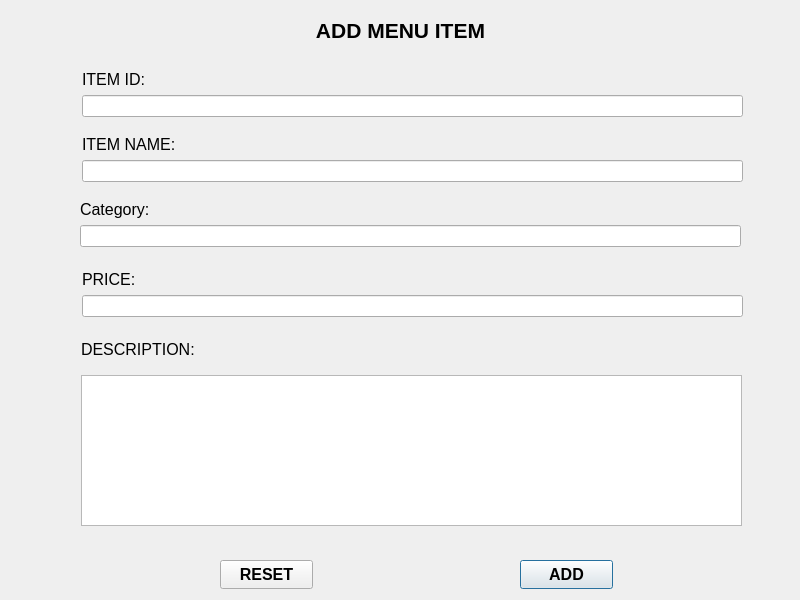
Old version of the form RMS_qt/addmenuitem.ui in the repository dev-pratik02/RMS.
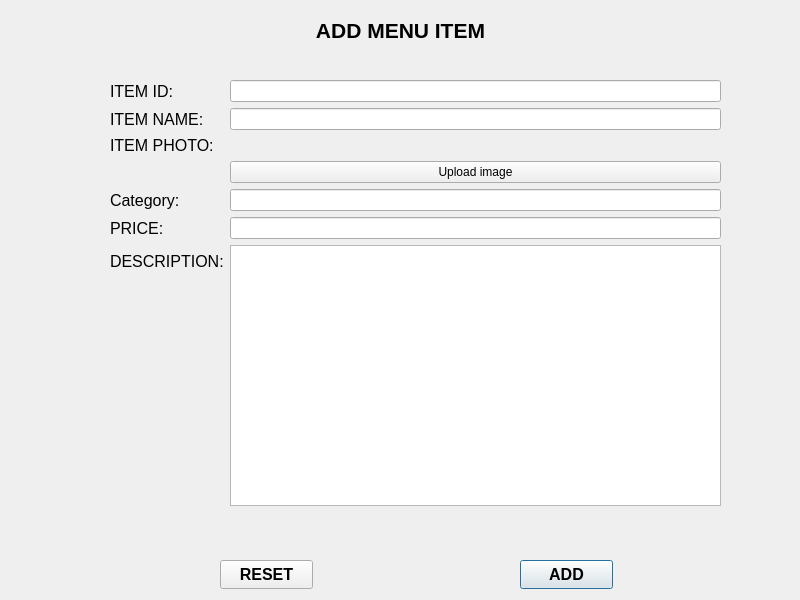
New version of the form.

What changed in the file:
```diff
--- a/RMS_qt/addmenuitem.ui
+++ b/RMS_qt/addmenuitem.ui
@@ -42,101 +42,6 @@
     <set>Qt::AlignmentFlag::AlignCenter</set>
    </property>
   </widget>
-  <widget class="QLabel" name="ITEMNAME">
-   <property name="geometry">
-    <rect>
-     <x>82</x>
-     <y>135</y>
-     <width>94</width>
-     <height>18</height>
-    </rect>
-   </property>
-   <property name="font">
-    <font>
-     <family>Arial</family>
-     <pointsize>12</pointsize>
-     <italic>false</italic>
-     <bold>false</bold>
-    </font>
-   </property>
-   <property name="text">
-    <string>ITEM NAME:</string>
-   </property>
-  </widget>
-  <widget class="QLineEdit" name="item_name">
-   <property name="geometry">
-    <rect>
-     <x>82</x>
-     <y>160</y>
-     <width>661</width>
-     <height>22</height>
-    </rect>
-   </property>
-  </widget>
-  <widget class="QLabel" name="PRICE">
-   <property name="geometry">
-    <rect>
-     <x>82</x>
-     <y>270</y>
-     <width>54</width>
-     <height>18</height>
-    </rect>
-   </property>
-   <property name="font">
-    <font>
-     <family>Arial</family>
-     <pointsize>12</pointsize>
-    </font>
-   </property>
-   <property name="text">
-    <string>PRICE:</string>
-   </property>
-  </widget>
-  <widget class="QLineEdit" name="item_price">
-   <property name="geometry">
-    <rect>
-     <x>82</x>
-     <y>295</y>
-     <width>661</width>
-     <height>22</height>
-    </rect>
-   </property>
-   <property name="text">
-    <string/>
-   </property>
-  </widget>
-  <widget class="QLabel" name="DESCRIPTION">
-   <property name="geometry">
-    <rect>
-     <x>81</x>
-     <y>340</y>
-     <width>114</width>
-     <height>18</height>
-    </rect>
-   </property>
-   <property name="font">
-    <font>
-     <family>Arial</family>
-     <pointsize>12</pointsize>
-    </font>
-   </property>
-   <property name="text">
-    <string>DESCRIPTION:</string>
-   </property>
-  </widget>
-  <widget class="QPlainTextEdit" name="item_description">
-   <property name="geometry">
-    <rect>
-     <x>81</x>
-     <y>375</y>
-     <width>661</width>
-     <height>151</height>
-    </rect>
-   </property>
-   <property name="plainText">
-    <string/>
-   </property>
-  </widget>
   <widget class="QPushButton" name="btn_save">
    <property name="geometry">
     <rect>
@@ -179,66 +84,138 @@
     <string>RESET</string>
    </property>
   </widget>
-  <widget class="QLabel" name="label">
+  <widget class="QWidget" name="">
    <property name="geometry">
     <rect>
-     <x>82</x>
-     <y>70</y>
-     <width>64</width>
-     <height>18</height>
+     <x>110</x>
+     <y>80</y>
+     <width>611</width>
+     <height>426</height>
     </rect>
    </property>
-   <property name="font">
-    <font>
-     <family>Arial</family>
-     <pointsize>12</pointsize>
-    </font>
-   </property>
-   <property name="text">
-    <string>ITEM ID:</string>
-   </property>
-  </widget>
-  <widget class="QLineEdit" name="item_id">
-   <property name="geometry">
-    <rect>
-     <x>82</x>
-     <y>95</y>
-     <width>661</width>
-     <height>22</height>
-    </rect>
-   </property>
-  </widget>
-  <widget class="QLineEdit" name="item_category">
-   <property name="geometry">
-    <rect>
-     <x>80</x>
-     <y>225</y>
-     <width>661</width>
-     <height>22</height>
-    </rect>
-   </property>
-   <property name="text">
-    <string/>
-   </property>
-  </widget>
-  <widget class="QLabel" name="PRICE_2">
-   <property name="geometry">
-    <rect>
-     <x>80</x>
-     <y>200</y>
-     <width>70</width>
-     <height>18</height>
-    </rect>
-   </property>
-   <property name="font">
-    <font>
-     <family>Arial</family>
-     <pointsize>12</pointsize>
-    </font>
-   </property>
-   <property name="text">
-    <string>Category:</string>
-   </property>
+   <layout class="QFormLayout" name="formLayout">
+    <item row="0" column="0">
+     <widget class="QLabel" name="label">
+      <property name="font">
+       <font>
+        <family>Arial</family>
+        <pointsize>12</pointsize>
+       </font>
+      </property>
+      <property name="text">
+       <string>ITEM ID:</string>
+      </property>
+     </widget>
+    </item>
+    <item row="2" column="0">
+     <widget class="QLabel" name="ITEMNAME">
+      <property name="font">
+       <font>
+        <family>Arial</family>
+        <pointsize>12</pointsize>
+        <italic>false</italic>
+        <bold>false</bold>
+       </font>
+      </property>
+      <property name="text">
+       <string>ITEM NAME:</string>
+      </property>
+     </widget>
+    </item>
+    <item row="6" column="0">
+     <widget class="QLabel" name="PRICE_2">
+      <property name="font">
+       <font>
+        <family>Arial</family>
+        <pointsize>12</pointsize>
+       </font>
+      </property>
+      <property name="text">
+       <string>Category:</string>
+      </property>
+     </widget>
+    </item>
+    <item row="8" column="0">
+     <widget class="QLabel" name="PRICE">
+      <property name="font">
+       <font>
+        <family>Arial</family>
+        <pointsize>12</pointsize>
+       </font>
+      </property>
+      <property name="text">
+       <string>PRICE:</string>
+      </property>
+     </widget>
+    </item>
+    <item row="10" column="0">
+     <widget class="QLabel" name="DESCRIPTION">
+      <property name="font">
+       <font>
+        <family>Arial</family>
+        <pointsize>12</pointsize>
+       </font>
+      </property>
+      <property name="text">
+       <string>DESCRIPTION:</string>
+      </property>
+     </widget>
+    </item>
+    <item row="0" column="1">
+     <widget class="QLineEdit" name="item_id"/>
+    </item>
+    <item row="2" column="1">
+     <widget class="QLineEdit" name="item_name"/>
+    </item>
+    <item row="6" column="1">
+     <widget class="QLineEdit" name="item_category">
+      <property name="text">
+       <string/>
+      </property>
+     </widget>
+    </item>
+    <item row="8" column="1">
+     <widget class="QLineEdit" name="item_price">
+      <property name="text">
+       <string/>
+      </property>
+     </widget>
+    </item>
+    <item row="10" column="1">
+     <widget class="QPlainTextEdit" name="item_description">
+      <property name="plainText">
+       <string/>
+      </property>
+     </widget>
+    </item>
+    <item row="4" column="0">
+     <widget class="QLabel" name="label_2">
+      <property name="font">
+       <font>
+        <family>Arial</family>
+        <pointsize>12</pointsize>
+       </font>
+      </property>
+      <property name="text">
+       <string>ITEM PHOTO:</string>
+      </property>
+     </widget>
+    </item>
+    <item row="4" column="1">
+     <widget class="QLabel" name="image_preview">
+      <property name="text">
+       <string/>
+      </property>
+     </widget>
+    </item>
+    <item row="5" column="1">
+     <widget class="QPushButton" name="image_upload">
+      <property name="text">
+       <string>Upload image</string>
+      </property>
+     </widget>
+    </item>
+   </layout>
   </widget>
  </widget>
  <resources/>
```
